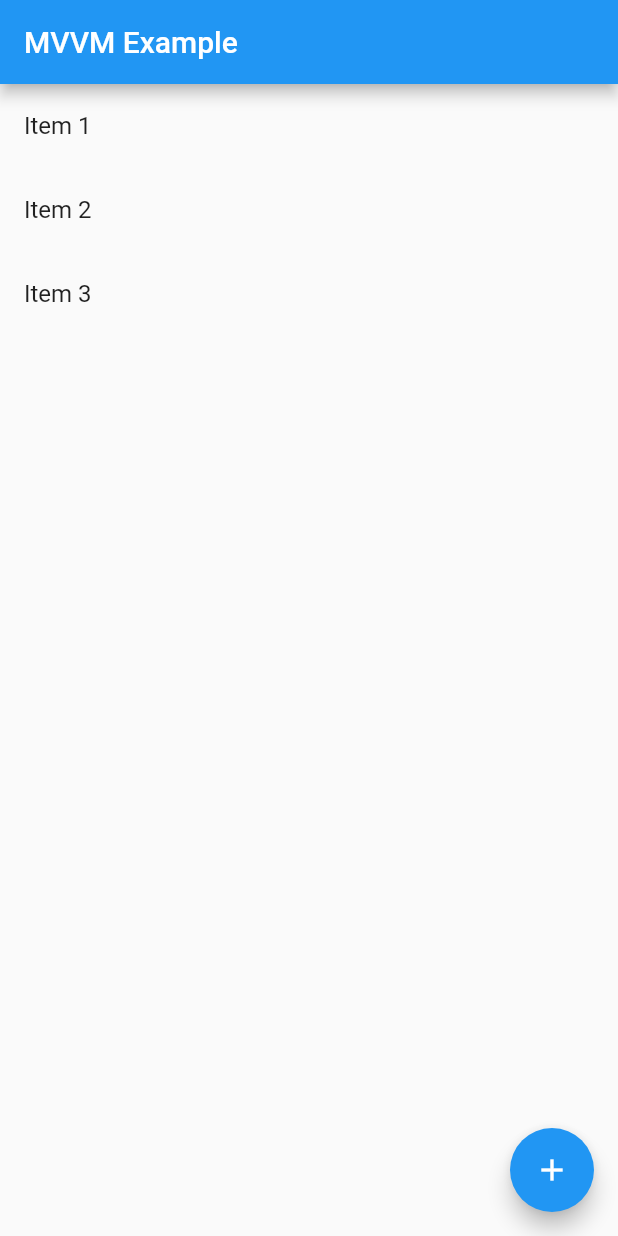
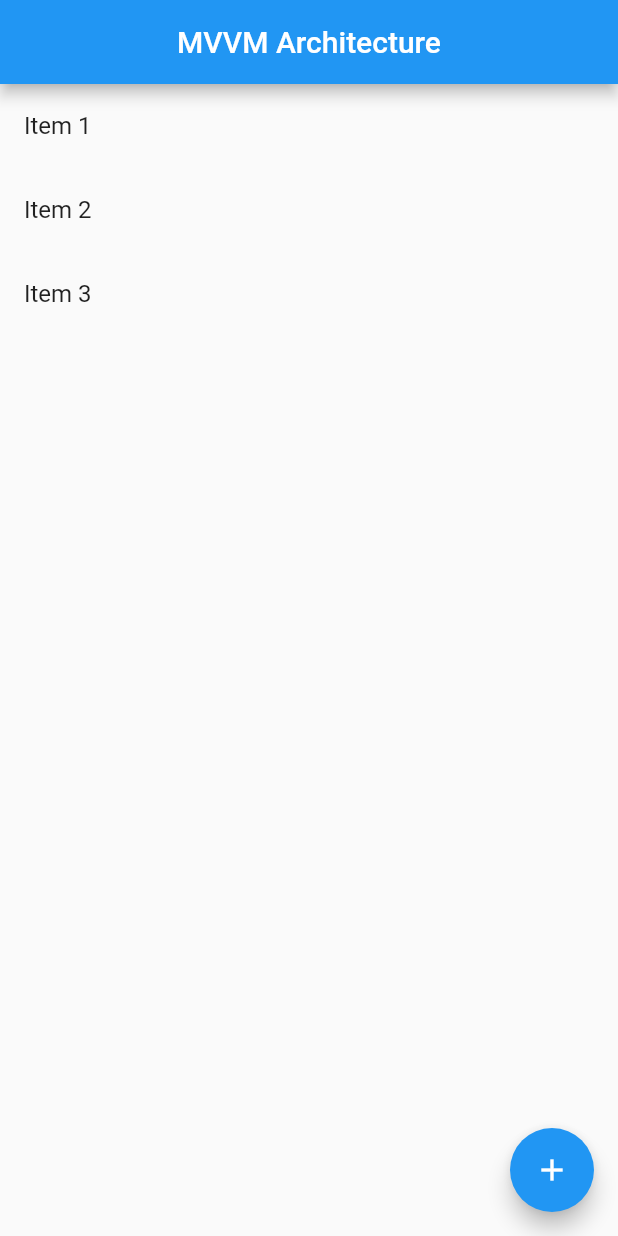
Before and after one commit to hesptech/flutter_mvvm, a Flutter app: the screen it shows after launch, on a phone screen of 412 x 824 dp. Run offline on Flutter 3.47's test engine with Material 2 defaults, Android fonts, the phone set to English and light mode, and no system bars.

Commit message:
refactor: naming conventions updated

```diff
--- a/lib/main.dart
+++ b/lib/main.dart
@@ -1,5 +1,5 @@
 import 'package:flutter/material.dart';
-import 'package:flutter_mvvm/views/homepage.dart';
+import 'package:flutter_mvvm/views/home_page.dart';
 
 void main() {
   runApp(const MainApp());
@@ -11,6 +11,7 @@ class MainApp extends StatelessWidget {
   @override
   Widget build(BuildContext context) {
     return const MaterialApp(
+      debugShowCheckedModeBanner: false,
       home: Scaffold(
         body: Center(
           child: HomePage(),
--- a/lib/models/model.dart
+++ b/lib/models/item_list_model.dart
@@ -1,3 +1,3 @@
-class ItemList {
+class ItemListModel {
   List<String> items = ['Item 1', 'Item 2', 'Item 3'];
 }
--- a/lib/views/homepage.dart
+++ b/lib/views/home_page.dart
@@ -1,5 +1,5 @@
 import 'package:flutter/material.dart';
-import '../views_models/viewmodel.dart';
+import '../views_models/item_list_view_model.dart';
 //import 'package:flutter_mvvm/models/model.dart';
 
 
@@ -22,7 +22,10 @@ class HomePageState extends State<HomePage> {
   @override
   Widget build(BuildContext context) {
     return Scaffold(
-      appBar: AppBar(title: const Text('MVVM Example')),
+      appBar: AppBar(
+        title: const Text('MVVM Architecture'),
+        centerTitle: true,
+      ),
       body: ListView.builder(
         itemCount: _viewModel.items.length,
         itemBuilder: (context, index) {
--- a/lib/views_models/viewmodel.dart
+++ b/lib/views_models/item_list_view_model.dart
@@ -1,8 +1,8 @@
-import 'package:flutter_mvvm/models/model.dart';
+import 'package:flutter_mvvm/models/item_list_model.dart';
 
 
 class ItemListViewModel {
-  final ItemList _itemList = ItemList();
+  final ItemListModel _itemList = ItemListModel();
 
   List<String> get items => _itemList.items;
 
```
